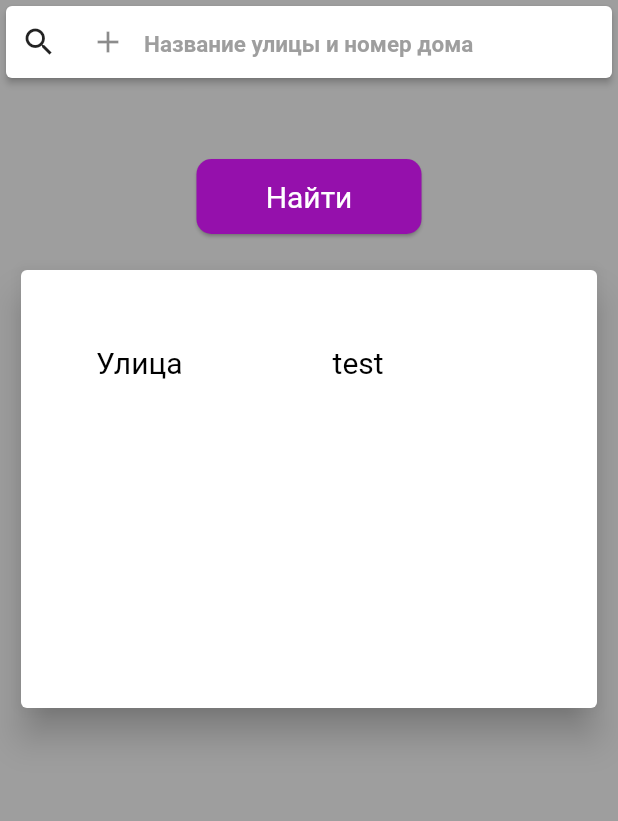
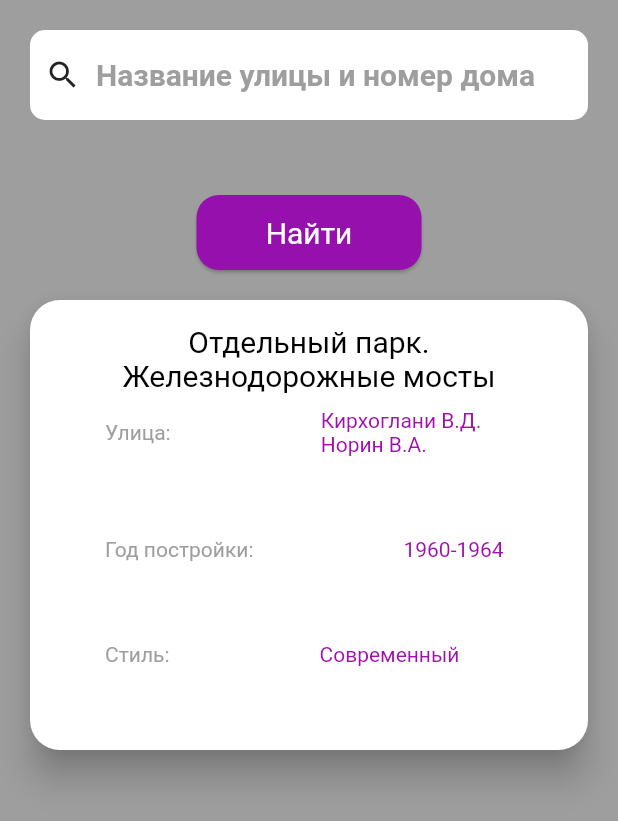
Before and after one commit to pen-dev/steria-ui, a Flutter app: the screen it shows after launch, on a phone screen of 412 x 824 dp. Shown: the top 821 px of the screen. Run offline on Flutter 3.47's test engine with Material 2 defaults, Android fonts, the phone set to English and light mode, and no system bars.

Commit message:
красота

```diff
--- a/lib/searchPage.dart
+++ b/lib/searchPage.dart
@@ -28,8 +28,10 @@ class _SearchGeneralPageState extends State<SearchGeneralPage>
   Widget build(BuildContext context) {
     Widget _inputSearch(TextEditingController controller) {
       return Container(
-        child: Card(
-          elevation: 2.0,
+        height: 60,
+        child: Material(
+          borderRadius: BorderRadius.all(Radius.circular(10)),
+          color: Colors.white,
           child: Padding(
             padding: const EdgeInsets.symmetric(horizontal: 10.00),
             child: Row(
@@ -48,25 +50,18 @@ class _SearchGeneralPageState extends State<SearchGeneralPage>
                     },
                     decoration: InputDecoration(
                         border: InputBorder.none,
-                        hintStyle: TextStyle(fontSize: 15,
+                        hintStyle: TextStyle(fontSize: 20,
                             color: Colors.grey,
                             fontWeight: FontWeight.bold),
                         hintText: "Название улицы и номер дома",
                         focusColor: Colors.blue,
-                        focusedBorder: OutlineInputBorder(
-                            borderSide: BorderSide(color: Colors.blue,
-                                width: 3.00)
-                        ),
-                        prefixIcon: Padding(
-                          padding: EdgeInsets.only(left: 10.0, right: 10.0),
-                          child: Icon(Icons.add),
-                        )
                     ),
                   ),
                 ),
               ],
             ),
-          ),)
+          ),
+        )
         ,
       );
     }
@@ -74,7 +69,7 @@ class _SearchGeneralPageState extends State<SearchGeneralPage>
     Widget _buttonDoSearch(void func()) {
       return Material(
           elevation: 1.00,
-          borderRadius: BorderRadius.all(Radius.circular(10.0)),
+          borderRadius: BorderRadius.all(Radius.circular(15)),
           color: Color.fromRGBO(149, 16, 172, 100),
 //      shape: const StadiumBorder(),
           child: InkWell(
@@ -144,13 +139,25 @@ class _SearchGeneralPageState extends State<SearchGeneralPage>
     Widget _textTitleHouseInfo(String txt){
       return Text(
         txt,
-        textAlign: TextAlign.center,
+        textAlign: TextAlign.left,
         style: TextStyle(
-            color: Colors.black,
+            color: Colors.grey,
             fontWeight: FontWeight.normal,
-            fontSize: 20.0),
+            fontSize: 14.0),
       );
     }
+
+    Widget _textTitleHouseInfo2(String txt){
+      return Text(
+        txt,
+        textAlign: TextAlign.left,
+        style: TextStyle(
+            color: Color.fromRGBO(160, 16, 172, 100),
+            fontWeight: FontWeight.normal,
+            fontSize: 14.0),
+      );
+    }
+
 
     Widget _rowInfo(String title, String val){
       return Padding(
@@ -161,8 +168,26 @@ class _SearchGeneralPageState extends State<SearchGeneralPage>
             SizedBox(
               width: 100,
             ),
-            _textTitleHouseInfo(val),
+            _textTitleHouseInfo2(val),
           ],
+        )
+      );
+    }
+
+    Widget _rowTitle(){
+      return Container(
+        child: Column(
+          children: <Widget>[
+            SizedBox(height: 8.0),
+            Text(
+              'Отдельный парк.\nЖелезнодорожные мосты',
+              textAlign: TextAlign.center,
+              style: TextStyle(
+                  color: Colors.black,
+                  fontWeight: FontWeight.normal,
+                  fontSize: 20.0),
+          )
+          ]
         )
       );
     }
@@ -170,19 +195,24 @@ class _SearchGeneralPageState extends State<SearchGeneralPage>
     Widget _houseInfoBlock(){
       return Container(
         height: 300.0,
-        child: Padding(
-          padding: EdgeInsets.only(right: 10.0, left: 10.0),
         child: Center(
-            child: Card(
+          child: Material(
             elevation: 10.0,
+            borderRadius: BorderRadius.all(Radius.circular(20)),
+            color: Colors.white,
             child: Padding(
               padding: EdgeInsets.symmetric(horizontal: 50.0),
               child: Column(
                   children: <Widget>[
-                     SizedBox(height: 50.0),
-                     _rowInfo('Улица', _address),
+                    SizedBox(height: 8),
+                    _rowTitle(),
+                    SizedBox(height: 10.00),
+                    _rowInfo('Улица:', 'Кирхоглани В.Д.\nНорин В.А.'),
+                    SizedBox(height: 4.00),
+                    _rowInfo('Год постройки:', '1960-1964'),
+                    SizedBox(height: 4.00),
+                    _rowInfo('Стиль:', 'Современный'),
                   ]
-               ),
               ),
             ),
           ),
@@ -197,11 +227,15 @@ class _SearchGeneralPageState extends State<SearchGeneralPage>
         backgroundColor: Theme
             .of(context)
             .primaryColor,
-        body: Column(children: <Widget>[
+        body: Padding(
+          padding:  EdgeInsets.only(right: 20.0, left: 20.0),
+          child: Column(children: <Widget>[
+            SizedBox(height: 20.0),
             _searchBlock(() {
               print('debug');
             }),
             _houseInfoBlock(),
-        ]));
+          ]),
+        ));
   }
 }
```
Lines whose indentation alone changed are shown as unchanged.
